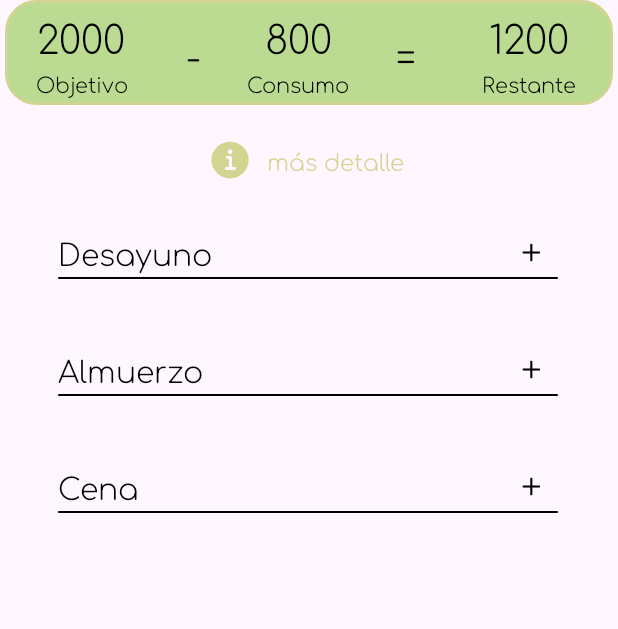
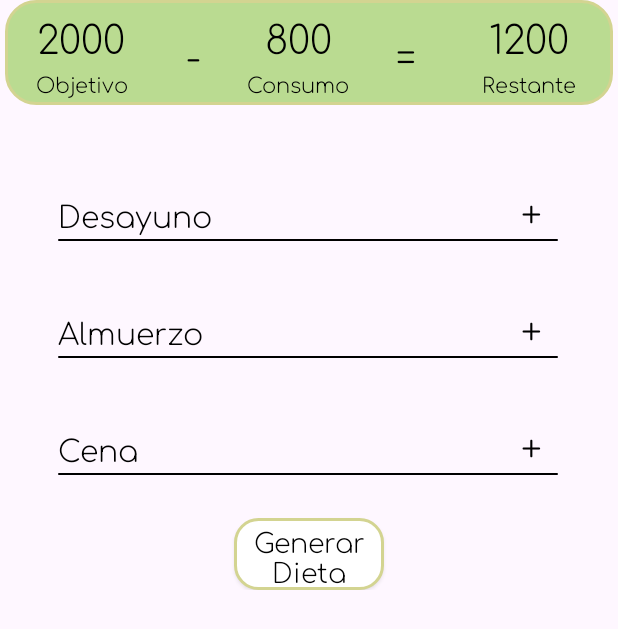
Before and after one commit to RaulMedR/Vitalize-PAMN, an Android app: the layout fragment_home.xml on its own in the app's theme, with its tools: preview values and no code run, on a phone screen of 412 x 824 dp. Shown: the top 629 px of the screen. Run offline under Robolectric (Android 15) with nearby library versions, the phone set to English and light mode, and no system bars.

Commit message:
SPRINT 3 - Generar dieta a partir de los productos de la despensa del usuario - Añadida la funcionalidad para generar la dieta a partir de los productos disponibles en la despensa y corregido algunos errores puntuales de busqueda de producto

```diff
--- a/app/src/main/java/com/example/vitalize/SearchViewModel.kt
+++ b/app/src/main/java/com/example/vitalize/SearchViewModel.kt
@@ -21,6 +21,7 @@ class SearchViewModel @Inject constructor(private val firestoreRepository: Fires
     init {
         getAllProducts()
 
+
     }
 
     private fun getAllProducts() = viewModelScope.launch{
@@ -30,4 +31,5 @@ class SearchViewModel @Inject constructor(private val firestoreRepository: Fires
 
 
 
+
 }
--- a/app/src/main/res/layout/fragment_home.xml
+++ b/app/src/main/res/layout/fragment_home.xml
@@ -140,22 +140,6 @@
                 app:layout_constraintStart_toStartOf="parent"
                 app:layout_constraintTop_toBottomOf="@+id/linearLayout">
 
-                <ImageView
-                    android:id="@+id/icon_info"
-                    android:layout_width="wrap_content"
-                    android:layout_height="wrap_content"
-                    android:contentDescription="@string/informaci_n_con_detalle_de_las_calor_as_carbohidratos_prote_nas_y_grasa_consumidos"
-                    android:src="@drawable/info_icon" />
-
-                <TextView
-                    android:id="@+id/text_mas_detalle"
-                    style="@style/TextStyleText"
-                    android:layout_width="wrap_content"
-                    android:layout_height="wrap_content"
-                    android:layout_marginStart="12dp"
-                    android:text="@string/mas_detalle"
-                    android:textColor="@color/green_text"
-                    android:textSize="15sp" />
 
             </LinearLayout>
 
@@ -343,7 +327,26 @@
                 app:layout_constraintEnd_toEndOf="parent"
                 app:layout_constraintStart_toStartOf="parent"
                 app:layout_constraintTop_toBottomOf="@+id/linear_layout_cena" />
+            <LinearLayout
+                android:layout_width="match_parent"
+                android:layout_height="match_parent"
+                android:orientation="vertical"
+                app:layout_constraintTop_toBottomOf="@+id/foodsDinners" >
 
+                <androidx.appcompat.widget.AppCompatButton
+                    android:id="@+id/button_gen_diet"
+                    style="@style/ButtonStyle"
+                    android:layout_width="100dp"
+                    android:layout_height="48dp"
+                    android:layout_gravity="center"
+                    android:layout_marginTop="12dp"
+                    android:text="@string/generar_dieta"
+                    android:textSize="18sp"/>
+
+            </LinearLayout>
         </androidx.constraintlayout.widget.ConstraintLayout>
+
+
+
     </ScrollView>
 </layout>
--- a/app/src/main/res/values/strings.xml
+++ b/app/src/main/res/values/strings.xml
@@ -172,5 +172,6 @@
     <string name="objetivos">OBJETIVOS</string>
     <string name="calor_as">Calorías:</string>
     <string name="kcal">kcal</string>
+    <string name="generar_dieta">Generar Dieta</string>
 
 </resources>
```
Also changed, not shown: app/src/main/java/com/example/vitalize/DietViewModel.kt (+58 -1 lines), app/src/main/java/com/example/vitalize/HomeSession.kt (+66 -4 lines), app/src/main/java/com/example/vitalize/StoreroomViewModel.kt (+39 -0 lines), app/src/main/java/com/example/vitalize/UserStoreroom.kt (+6 -3 lines).
